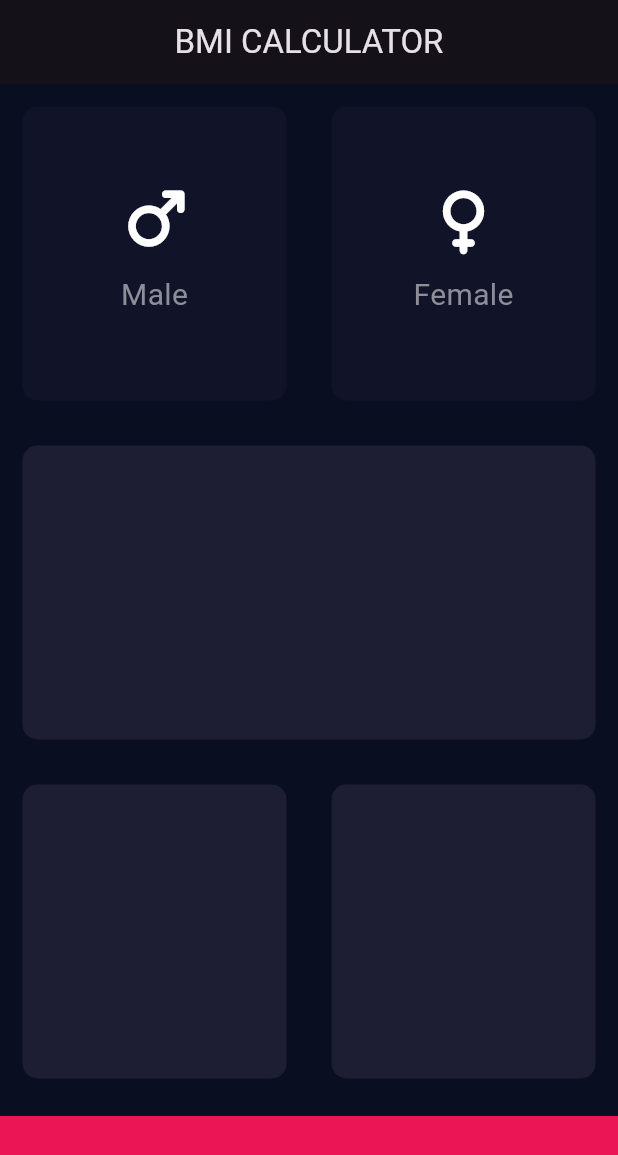
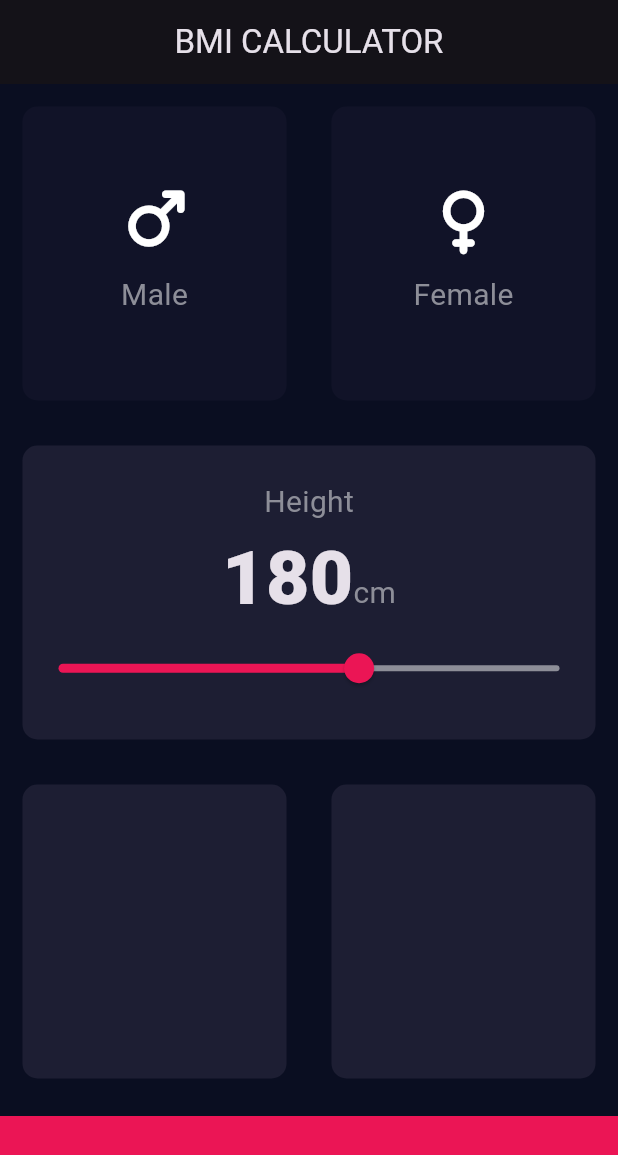
Before and after one commit to oscarmwangangi/Bmi, a Flutter app: the screen it shows after launch, on a phone screen of 412 x 824 dp. Shown: the top 1155 px of the screen. Run offline on Flutter 3.47's test engine with Material 3 defaults, Android fonts, the phone set to English and light mode, and no system bars; our stand-ins replace font_awesome_flutter.

Commit message:
slider widget

```diff
--- /dev/null
+++ b/lib/constants.dart
@@ -0,0 +1,10 @@
+import 'package:flutter/material.dart';
+
+const kBottomContainerHeight = 80.0;
+const kExpandedWidgetColor = 0xFF1D1E33;
+const kBottomContainerColor = Color(0xFFEB1555);
+const kActiveCardColor = Color(0xFF1D1E33);
+const kInactiveCardColor = Color(0xFF111328);
+const kNumberTextStyle = TextStyle(fontWeight: FontWeight.w900,fontSize: 50);
+
+const kLableTextStyle = TextStyle(fontSize: 20.0, color: Color(0xFF8D8E98));
--- a/lib/icon_content.dart
+++ b/lib/icon_content.dart
@@ -1,6 +1,6 @@
 import 'package:flutter/material.dart';
+import 'constants.dart';
 
-const lableTextStyle = TextStyle(fontSize: 20.0, color: Color(0xFF8D8E98));
 
 class iconContent extends StatelessWidget {
 
@@ -24,7 +24,7 @@ class iconContent extends StatelessWidget {
 
         SizedBox(height: 15.0),
         Text(lable ,
-            style:lableTextStyle )
+            style:kLableTextStyle )
       ],
     );
   }
--- a/lib/input_data.dart
+++ b/lib/input_data.dart
@@ -2,21 +2,22 @@ import 'package:flutter/material.dart';
 import 'icon_content.dart';
 import 'reusable_card.dart';
 import 'package:font_awesome_flutter/font_awesome_flutter.dart';
+import 'constants.dart';
 
 class InputPage extends StatefulWidget {
+
   @override
   _InputPageState createState() => _InputPageState();
 }
-const bottomContainerHeight = 80.0;
-const expandedWidgetColor = 0xFF1D1E33;
-const bottomContainerColor = Color(0xFFEB1555);
-const activeCardColor = Color(0xFF1D1E33);
-const inactiveCardColor = Color(0xFF111328);
+
 
 enum Gender {
   male,
   female
 }
+
+int height = 180;
+
 class _InputPageState extends State<InputPage> {
 
    Gender? selectedGender;
@@ -29,11 +30,12 @@ class _InputPageState extends State<InputPage> {
               child: Text('BMI CALCULATOR')),
         ),
         body: Column(
+          crossAxisAlignment: CrossAxisAlignment.stretch,
           children: [
             Expanded(child: Row(
               children: [
                 Expanded(
-                  child: ReusableCard(color: selectedGender == Gender.male ? activeCardColor : inactiveCardColor,
+                  child: ReusableCard(color: selectedGender == Gender.male ? kActiveCardColor : kInactiveCardColor,
                     cardChild: iconContent(
                       icon: FontAwesomeIcons.mars,
                       lable: 'Male',
@@ -43,7 +45,7 @@ class _InputPageState extends State<InputPage> {
                       });
                     },),),
                 Expanded(
-                  child: ReusableCard(color: selectedGender == Gender.female ? activeCardColor : inactiveCardColor,
+                  child: ReusableCard(color: selectedGender == Gender.female ? kActiveCardColor : kInactiveCardColor,
                     cardChild: iconContent(
                       icon: FontAwesomeIcons.venus,
                       lable: 'Female',
@@ -56,19 +58,49 @@ class _InputPageState extends State<InputPage> {
               ],
             )
             ),
-            Expanded(child: ReusableCard(color: const Color(expandedWidgetColor),)),
+            Expanded(child: ReusableCard(color: const Color(kExpandedWidgetColor),
+              cardChild: Column(
+                mainAxisAlignment: MainAxisAlignment.center,
+                children: [
+                  Text('Height', style: kLableTextStyle,),
+                  Row(
+                    mainAxisAlignment: MainAxisAlignment.center,
+                    crossAxisAlignment: CrossAxisAlignment.baseline,
+                    textBaseline: TextBaseline.alphabetic,
+                    children: [
+
+                      Text(height.toString(), style: kNumberTextStyle),
+                      Text('cm', style: kLableTextStyle,)
+                    ],
+                  ),
+                  Slider
+                    (value: height.toDouble(),
+                      min: 120.0,
+                      max: 220.0,
+                      activeColor: Color(0xFFEB1555),
+                      inactiveColor: Color(0xFF8D8E98),
+                      onChanged: (double newValue){
+                      setState(() {
+                        height = newValue.toInt();
+                      });
+                  })
+                ],
+
+              ),
+
+            )),
             Expanded(child:Row(
                 children: [
-                  Expanded(child: ReusableCard(color: const Color(expandedWidgetColor))),
-                  Expanded(child: ReusableCard(color: const Color(expandedWidgetColor))),
+                  Expanded(child: ReusableCard(color: const Color(kExpandedWidgetColor))),
+                  Expanded(child: ReusableCard(color: const Color(kExpandedWidgetColor))),
                 ]
             )
             ),
             Container(
-              color: bottomContainerColor,
+              color: kBottomContainerColor,
               margin: EdgeInsets.only(top: 10.0),
               width: double.infinity,
-              height: bottomContainerHeight,
+              height: kBottomContainerHeight,
             )
           ],
         )
```
